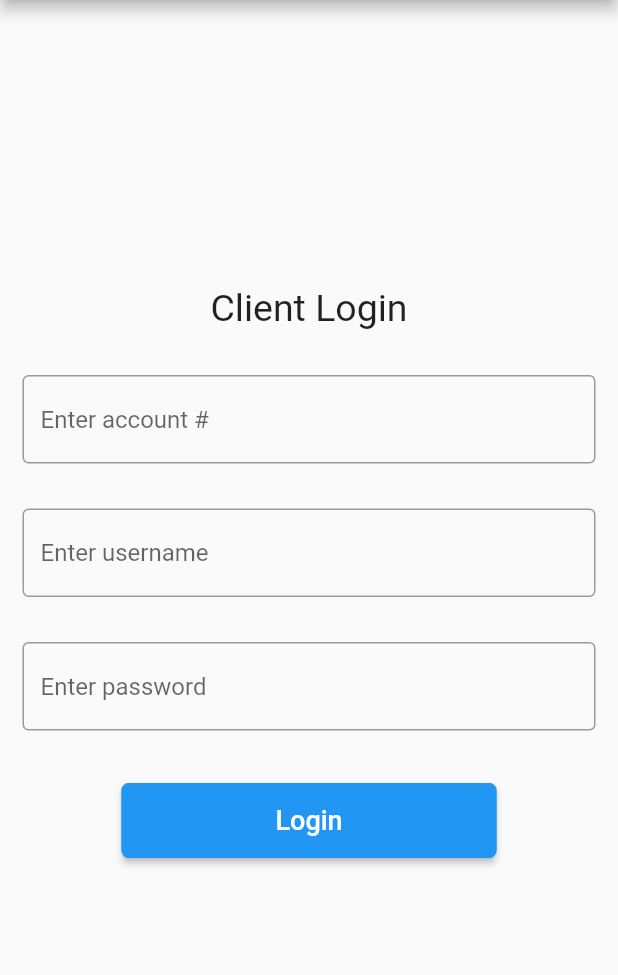
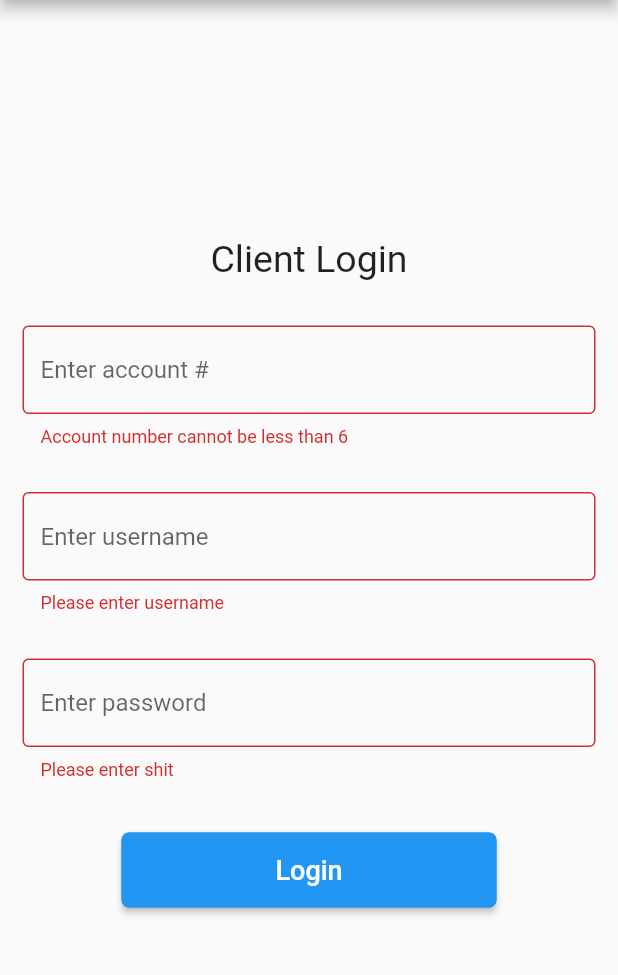
Before and after one commit to abdulahad1991/erplydemotask, a Flutter app: the screen it shows after launch, after a tap on "Login", on a phone screen of 412 x 824 dp, the part 84-1059 px from its top. Run offline on Flutter 3.47's test engine with Material 2 defaults, Android fonts, the phone set to English and light mode, and no system bars; our stand-ins replace dio.

Commit message:
First commit including: Scoped Model integration, Login UI implementation, Product List implementation, Login API implementation

```diff
--- a/lib/main.dart
+++ b/lib/main.dart
@@ -1,5 +1,7 @@
+import 'package:erplytest/models/UserModel.dart';
 import 'package:erplytest/screens/LoginScreen.dart';
 import 'package:flutter/material.dart';
+import 'package:scoped_model/scoped_model.dart';
 
 void main() => runApp(MyApp());
 
@@ -7,8 +9,20 @@ class MyApp extends StatelessWidget {
   // This widget is the root of your application.
   @override
   Widget build(BuildContext context) {
+    return ScopedModel<UserModel>(
+      model: UserModel(),
+      child: MaterialApp(
+        debugShowCheckedModeBanner: false,
+        title: 'ERPLY',
+        theme: ThemeData(
+          primarySwatch: Colors.blue,
+        ),
+        home: LoginScreen(),
+      ),
+    );
+
     return MaterialApp(
-      debugShowCheckedModeBanner:false,
+      debugShowCheckedModeBanner: false,
       title: 'ERPLY',
       theme: ThemeData(
         primarySwatch: Colors.blue,
--- /dev/null
+++ b/lib/models/UserModel.dart
@@ -0,0 +1,14 @@
+import 'package:scoped_model/scoped_model.dart';
+
+class UserModel extends Model{
+  String _sessionKey;
+
+  void setSessionKey(String sessionKey){
+    _sessionKey = sessionKey;
+    notifyListeners();
+  }
+
+  String get sessionKey{
+    return _sessionKey;
+  }
+}
--- a/lib/screens/LoginScreen.dart
+++ b/lib/screens/LoginScreen.dart
@@ -1,6 +1,10 @@
-import 'package:erplytest/bloc/VerificationBloc.dart';
+import 'package:erplytest/models/UserModel.dart';
+import 'package:erplytest/models/VerificationResponse.dart';
+import 'package:erplytest/networking/API.dart';
+import 'package:erplytest/widgets/AppTextField.dart';
 import 'package:erplytest/widgets/GenericWidgets.dart';
 import 'package:flutter/material.dart';
+import 'package:scoped_model/scoped_model.dart';
 
 import '../Utils.dart';
 
@@ -13,21 +17,22 @@ class LoginScreen extends StatelessWidget {
         title: Text("ERPLY"),
         backgroundColor: Colors.blue,
       ),
-      body: Center(child: _loginContent()),
+      body: Center(child: _loginContent(context)),
     );
   }
+
+  Widget _loginContent(BuildContext context) {
+    return _loginFields(context);
   }
 
-Widget _loginContent() {
-  return _loginFields();
-}
-
-Widget _loginFields() {
-  VerificationBloc _bloc = VerificationBloc();
+  Widget _loginFields(BuildContext context) {
     final TextEditingController accountController = TextEditingController();
     final TextEditingController usernameController = TextEditingController();
     final TextEditingController passwordController = TextEditingController();
-  return Container(
+    return Form(
+      child: Builder(
+          builder: (childContext)=>(
+              Container(
                 child: Column(
                   mainAxisAlignment: MainAxisAlignment.center,
                   children: <Widget>[
@@ -40,63 +45,54 @@ Widget _loginFields() {
                     ),
                     Padding(
                       padding: const EdgeInsets.all(Utils.padding_15),
-          child: textField("Enter account #", accountController, true),
+                      child: AppTextField(
+                        hint:"Enter account #",
+                        textEditingController:accountController,
+                        isNumberOnly:true,
+                        validator: (v)=>v.length < 6 ? "Account number cannot be less than 6" : null,
+                      ),
                     ),
                     Padding(
                       padding: const EdgeInsets.all(Utils.padding_15),
-          child: textField("Enter username", usernameController, false),
+                      child: AppTextField(hint: "Enter username",
+                        textEditingController: usernameController,
+                        isNumberOnly: false,
+                        validator: (v)=>v.isEmpty ? "Please enter username" : null,),
                     ),
                     Padding(
                       padding: const EdgeInsets.all(Utils.padding_15),
-          child: textField("Enter password", passwordController, false),
+                      child: AppTextField(hint:"Enter password",
+                        textEditingController: passwordController,
+                        isNumberOnly: false,
+                        validator: (v)=>v.isEmpty ? "Please enter shit" : null,
+                      ),
                     ),
                     Padding(
                       padding: const EdgeInsets.all(20.0),
                       child: raisedButton("Login", () {
-            validateFields(
-                accountController, usernameController, passwordController);
+                        if(Form.of(childContext).validate()){
+                          API(context).get<Map<String,dynamic>>(params: {
+                            "clientCode": "468609",
+                            "username": "test",
+                            "password": "Testing101",
+                            "request": "verifyUser"
+                          }).then((res) {
+                            var data = VerificationResponse.fromJson(res.data);
+                            ScopedModel.of<UserModel>(context).setSessionKey(data.records[0].sessionKey);
+                          }).catchError((e){
+                            debugPrint(e.toString());
+                          });
+                        }
+
+//            Navigator.push(context, MaterialPageRoute(builder: (context) => ProductScreen()));
                       }),
                     ),
                   ],
                 ),
+              )
+          )
+      ),
     );
   }
 
-void validateFields(
-    TextEditingController accountController,
-    TextEditingController usernameController,
-    TextEditingController passwordController) {
-  if (accountController.text.isEmpty) {
-  } else if (accountController.text.length < 6) {
-  } else if (usernameController.text.isEmpty) {
-  } else if (passwordController.text.isEmpty) {}
 }
-
-class Loading extends StatelessWidget {
-  final String loadingMessage;
-
-  const Loading({Key key, this.loadingMessage}) : super(key: key);
-
-  @override
-  Widget build(BuildContext context) {
-    return Center(
-      child: Column(
-        mainAxisAlignment: MainAxisAlignment.center,
-        children: <Widget>[
-          Text(
-            loadingMessage,
-            textAlign: TextAlign.center,
-            style: TextStyle(
-              color: Colors.white,
-              fontSize: 24,
-            ),
-          ),
-          SizedBox(height: 24),
-          CircularProgressIndicator(
-            valueColor: AlwaysStoppedAnimation<Color>(Colors.white),
-          ),
-        ],
-      ),
-    );
-  }
-}
--- /dev/null
+++ b/lib/widgets/AppTextField.dart
@@ -0,0 +1,24 @@
+import 'package:flutter/material.dart';
+
+class AppTextField extends StatelessWidget{
+  final String hint;
+  final TextEditingController textEditingController;
+  final bool isNumberOnly;
+  final FormFieldValidator<String> validator;
+
+  const AppTextField({Key key, this.hint, this.textEditingController, this.isNumberOnly,this.validator}) : super(key: key);
+
+  @override
+  Widget build(BuildContext context) {
+    return TextFormField(
+      validator: validator,
+      controller: textEditingController,
+      decoration: InputDecoration(
+          border: OutlineInputBorder(),
+          hintText: hint
+      ),
+      keyboardType: isNumberOnly?TextInputType.number:TextInputType.text,
+    );
+  }
+
+}
--- a/pubspec.yaml
+++ b/pubspec.yaml
@@ -24,7 +24,9 @@ dependencies:
   # Use with the CupertinoIcons class for iOS style icons.
   cupertino_icons: ^0.1.2
 
+  scoped_model: ^1.0.1
   http: ^0.12.0+1
+  dio: ^3.0.9
 
 dev_dependencies:
   flutter_test:
```
Also changed, not shown: lib/Utils.dart (+14 -1 lines), lib/bloc/VerificationBloc.dart (deleted, +0 -38 lines), lib/networking/API.dart (added, +38 -0 lines), lib/networking/ApiProvider.dart (deleted, +0 -41 lines), lib/networking/GenericExceptions.dart (deleted, +0 -27 lines), lib/networking/Response.dart (deleted, +0 -16 lines), lib/repo/VerificationRepo.dart (deleted, +0 -13 lines), lib/screens/ProductScreen.dart (+6 -1 lines), lib/widgets/GenericWidgets.dart (+57 -12 lines), pubspec.lock. Lines whose indentation alone changed are shown as unchanged.
